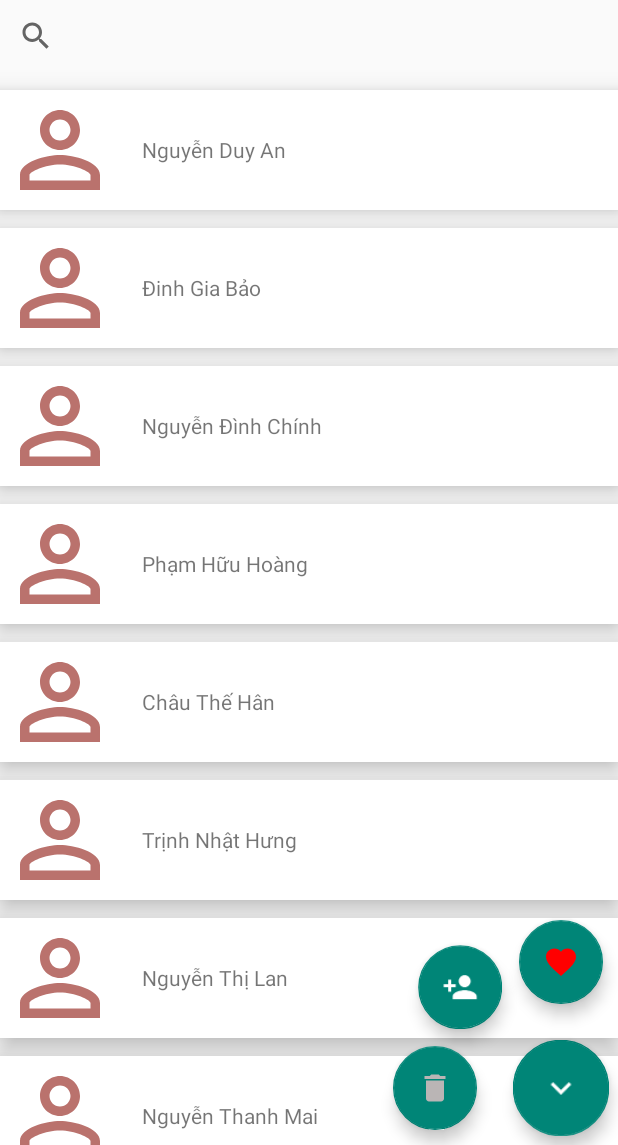
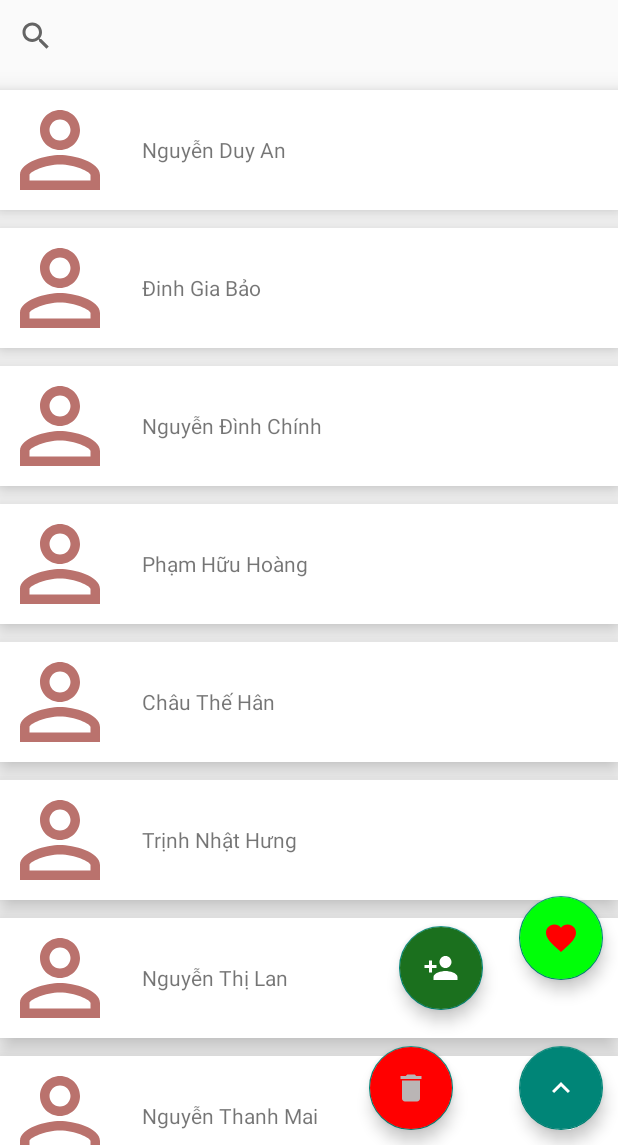
Before and after one commit to Meow-Knight/ContactApp, an Android app: the screen it shows after launch (MainActivity), after a tap on an icon or button, on a phone screen of 412 x 824 dp, the part 91-1236 px from its top. Run offline under Robolectric (Android 15) with nearby library versions, the phone set to English and light mode, and no system bars; our stand-ins replace Room's generated code.

Commit message:
Fix some bug with animation, add event for favourite contacts button

```diff
--- a/app/src/main/java/com/example/contactapp/dao/ContactDao.java
+++ b/app/src/main/java/com/example/contactapp/dao/ContactDao.java
@@ -19,4 +19,7 @@ public interface ContactDao {
 
     @Delete
     void delete(Contact contact);
+
+    @Query("SELECT * FROM contact WHERE isFavourite = 1")
+    List<Contact> getFavouriteContacts();
 }
--- a/app/src/main/java/com/example/contactapp/supportclass/MyViewModel.java
+++ b/app/src/main/java/com/example/contactapp/supportclass/MyViewModel.java
@@ -19,10 +19,13 @@ public class MyViewModel extends AndroidViewModel {
     private final String DEFAULT_CONTACT_AVATAR = "ic_baseline_person_24";
     private final String DEFAULT_CONTACT_BACKGROUND = "default_contact_background";
     private MutableLiveData<List<Contact>> contactData;
+    private MutableLiveData<List<Contact>> favouriteContacts;
+
     private Application application;
 
     private ContactDatabase contactDatabase;
     private ContactDao contactDao;
+    List<Contact> dbContacts = new ArrayList<>();
 
     public MyViewModel(Application application) {
         super(application);
@@ -37,6 +40,31 @@ public class MyViewModel extends AndroidViewModel {
             initialContacts();
         }
         return contactData;
+    }
+
+    public LiveData<List<Contact>> getFavouriteContacts(){
+        if(favouriteContacts == null){
+            initialFavouriteContacts();
+        }
+        return favouriteContacts;
+    }
+
+    private void initialFavouriteContacts() {
+        favouriteContacts = new MutableLiveData<>();
+        List<Contact> tmp = new ArrayList<>();
+
+        AsyncTask.execute(() -> {
+            contactDatabase = ContactDatabase.getInstance(application.getApplicationContext());
+            contactDao = contactDatabase.contactDao();
+            dbContacts = contactDao.getFavouriteContacts();
+
+            for (Contact contact : dbContacts){
+                tmp.add(contact);
+            }
+            Collections.sort(tmp, (contact, t1) -> contact.getFirstName().compareToIgnoreCase(t1.getFirstName()));
+        });
+
+        favouriteContacts.setValue(tmp);
     }
 
     public void insert(Contact contact){
@@ -57,7 +85,6 @@ public class MyViewModel extends AndroidViewModel {
         }
     }
 
-    List<Contact> dbContacts = new ArrayList<>();
     private void initialContacts() {
         List<Contact> tmp = new ArrayList<>();
 
@@ -94,9 +121,6 @@ public class MyViewModel extends AndroidViewModel {
             Collections.sort(tmp, (contact, t1) -> contact.getFirstName().compareToIgnoreCase(t1.getFirstName()));
         });
 
-        for (Contact contact : tmp){
-            System.out.println(contact);
-        }
         contactData.setValue(tmp);
     }
 }
--- a/app/src/main/java/com/example/contactapp/view/MainActivity.java
+++ b/app/src/main/java/com/example/contactapp/view/MainActivity.java
@@ -14,6 +14,7 @@ import android.graphics.Color;
 import android.os.Bundle;
 import android.os.Handler;
 import android.view.MenuItem;
+import android.view.View;
 import android.view.Window;
 import android.view.animation.Animation;
 import android.view.animation.AnimationUtils;
@@ -42,11 +43,11 @@ public class MainActivity extends AppCompatActivity implements NavigationView.On
     private NavigationView navigationView;
     private LinearLayoutManagerWithSmoothScroller rvLayout;
 
-    private TextView tvTitle;
     private SearchView svName;
     private List<Contact> contacts;
     private RecyclerView rvContacts;
-    private MyAdapter adapter;
+    private MyAdapter allContactAdapter;
+    private MyAdapter favouriteContactAdapter;
     private MyViewModel viewModel;
     private FloatingActionButton fabAdd;
     private FloatingActionButton fabMoreAction;
@@ -58,6 +59,7 @@ public class MainActivity extends AppCompatActivity implements NavigationView.On
     private final int normalColor = Color.WHITE;
     private final int animationTime = 400;
     private boolean isOpenedMoreAction = false;
+    private boolean isShowingFavouriteContacts = false;
 
     // Default Value
     private final String DEFAULT_CONTACT_AVATAR = "ic_baseline_person_24";
@@ -73,58 +75,32 @@ public class MainActivity extends AppCompatActivity implements NavigationView.On
         mapComponents();
         initialEvents();
 
-        viewModel.getContacts().observe(this, integer -> {
-            contacts.clear();
-            for(Contact x : viewModel.getContacts().getValue()){
-                contacts.add(x);
-            }
-            adapter.notifyDataSetChanged();
-        });
-
     }
 
     private void initialEvents() {
         ivMenu.setOnClickListener(view -> drawerLayout.openDrawer(GravityCompat.START));
 
+        fabFavourite.setOnClickListener(view -> {
+            closeAnimation();
+            rvContacts.setAdapter(favouriteContactAdapter);
+            isShowingFavouriteContacts = true;
+        });
+
         fabMoreAction.setOnClickListener(view -> {
-            if(isOpenedMoreAction){
-                Animation closeMoreActionAnimation = AnimationUtils.loadAnimation(this, R.anim.rotate_zoomout_close_anim);
-                closeMoreActionAnimation.setDuration(animationTime);
-                fabMoreAction.startAnimation(closeMoreActionAnimation);
-
-                Animation closeAddAnimation = AnimationUtils.loadAnimation(this, R.anim.float_diagonal_down);
-                closeAddAnimation.setDuration(animationTime);
-                fabAdd.startAnimation(closeAddAnimation);
-
-                Animation closeFavouriteAnimation = AnimationUtils.loadAnimation(this, R.anim.float_down);
-                closeFavouriteAnimation.setDuration(animationTime);
-                fabFavourite.startAnimation(closeFavouriteAnimation);
-
-                Animation closeDeleteAnimation = AnimationUtils.loadAnimation(this, R.anim.float_to_right);
-                closeDeleteAnimation.setDuration(animationTime);
-                fabDeleteContact.startAnimation(closeDeleteAnimation);
-            } else {
-                Animation openMoreActionAnimation = AnimationUtils.loadAnimation(this, R.anim.rotate_zoomin_open_anim);
-                openMoreActionAnimation.setDuration(animationTime);
-                fabMoreAction.startAnimation(openMoreActionAnimation);
-
-                Animation openAddAnimation = AnimationUtils.loadAnimation(this, R.anim.float_diagonal_up);
-                openAddAnimation.setDuration(animationTime);
-                fabAdd.startAnimation(openAddAnimation);
-
-                Animation openFavouriteAnimation = AnimationUtils.loadAnimation(this, R.anim.float_up);
-                openFavouriteAnimation.setDuration(animationTime);
-                fabFavourite.startAnimation(openFavouriteAnimation);
-
-                Animation openDeleteAnimation = AnimationUtils.loadAnimation(this, R.anim.float_to_left);
-                openDeleteAnimation.setDuration(animationTime);
-                fabDeleteContact.startAnimation(openDeleteAnimation);
+            if(isShowingFavouriteContacts){
+                rvContacts.setAdapter(allContactAdapter);
+                isShowingFavouriteContacts = false;
             }
 
-            isOpenedMoreAction = !isOpenedMoreAction;
+            if(isOpenedMoreAction){
+                closeAnimation();
+            } else {
+                openAnimation();
+            }
         });
 
         fabAdd.setOnClickListener(view -> {
+            closeAnimation();
             Dialog dialog = new Dialog(this);
             dialog.requestWindowFeature(Window.FEATURE_NO_TITLE);
             dialog.setContentView(R.layout.add_contact);
@@ -163,7 +139,7 @@ public class MainActivity extends AppCompatActivity implements NavigationView.On
                     }
 
                     viewModel.insert(contact);
-                    adapter.notifyDataSetChanged();
+                    allContactAdapter.notifyDataSetChanged();
                     rvContacts.smoothScrollToPosition(i);
                     curHighlightIndex = i;
                     new Handler().postDelayed(() -> {
@@ -232,11 +208,59 @@ public class MainActivity extends AppCompatActivity implements NavigationView.On
         navigationView.setNavigationItemSelectedListener(this::onNavigationItemSelected);
     }
 
+    private void openAnimation() {
+        fabAdd.setVisibility(View.VISIBLE);
+        fabFavourite.setVisibility(View.VISIBLE);
+        fabDeleteContact.setVisibility(View.VISIBLE);
+
+        Animation openMoreActionAnimation = AnimationUtils.loadAnimation(this, R.anim.rotate_zoomin_open_anim);
+        openMoreActionAnimation.setDuration(animationTime);
+        fabMoreAction.startAnimation(openMoreActionAnimation);
+
+        Animation openAddAnimation = AnimationUtils.loadAnimation(this, R.anim.float_diagonal_up);
+        openAddAnimation.setDuration(animationTime);
+        fabAdd.startAnimation(openAddAnimation);
+
+        Animation openFavouriteAnimation = AnimationUtils.loadAnimation(this, R.anim.float_up);
+        openFavouriteAnimation.setDuration(animationTime);
+        fabFavourite.startAnimation(openFavouriteAnimation);
+
+        Animation openDeleteAnimation = AnimationUtils.loadAnimation(this, R.anim.float_to_left);
+        openDeleteAnimation.setDuration(animationTime);
+        fabDeleteContact.startAnimation(openDeleteAnimation);
+
+        isOpenedMoreAction = !isOpenedMoreAction;
+    }
+
+    private void closeAnimation() {
+        Animation closeMoreActionAnimation = AnimationUtils.loadAnimation(this, R.anim.rotate_zoomout_close_anim);
+        closeMoreActionAnimation.setDuration(animationTime);
+        fabMoreAction.startAnimation(closeMoreActionAnimation);
+
+        Animation closeAddAnimation = AnimationUtils.loadAnimation(this, R.anim.float_diagonal_down);
+        closeAddAnimation.setDuration(animationTime);
+        fabAdd.startAnimation(closeAddAnimation);
+
+        Animation closeFavouriteAnimation = AnimationUtils.loadAnimation(this, R.anim.float_down);
+        closeFavouriteAnimation.setDuration(animationTime);
+        fabFavourite.startAnimation(closeFavouriteAnimation);
+
+
+        Animation closeDeleteAnimation = AnimationUtils.loadAnimation(this, R.anim.float_to_right);
+        closeDeleteAnimation.setDuration(animationTime);
+        fabDeleteContact.startAnimation(closeDeleteAnimation);
+
+        isOpenedMoreAction = !isOpenedMoreAction;
+
+        fabAdd.setVisibility(View.GONE);
+        fabFavourite.setVisibility(View.GONE);
+        fabDeleteContact.setVisibility(View.GONE);
+    }
+
     private void mapComponents() {
         viewModel = ViewModelProviders.of(MainActivity.this).get(MyViewModel.class);
         contacts = viewModel.getContacts().getValue();
 
-        tvTitle = findViewById(R.id.tv_title);
         svName = findViewById(R.id.sv_name);
         rvContacts = findViewById(R.id.rv_contacts);
         fabAdd = findViewById(R.id.fab_add);
@@ -245,8 +269,9 @@ public class MainActivity extends AppCompatActivity implements NavigationView.On
         fabDeleteContact = findViewById(R.id.fab_delete_contact);
         rvLayout = new LinearLayoutManagerWithSmoothScroller(this);
         rvContacts.setLayoutManager(rvLayout);
-        adapter = new MyAdapter(contacts);
-        rvContacts.setAdapter(adapter);
+        allContactAdapter = new MyAdapter(contacts);
+        favouriteContactAdapter = new MyAdapter(viewModel.getFavouriteContacts().getValue());
+        rvContacts.setAdapter(allContactAdapter);
 
         ivMenu = findViewById(R.id.iv_menu);
         navigationView = findViewById(R.id.navigation_view);
--- a/app/src/main/res/anim/float_down.xml
+++ b/app/src/main/res/anim/float_down.xml
@@ -2,6 +2,6 @@
 <set xmlns:android="http://schemas.android.com/apk/res/android"
     android:fillAfter="true">
     <translate
-        android:fromYDelta="-150%"
-        android:toYDelta="0%"/>
+        android:fromYDelta="0%"
+        android:toYDelta="178%"/>
 </set>
--- a/app/src/main/res/anim/float_to_left.xml
+++ b/app/src/main/res/anim/float_to_left.xml
@@ -3,6 +3,6 @@
     android:fillAfter="true">
 
     <translate
-        android:fromXDelta="0%"
-        android:toXDelta="-150%"/>
+        android:fromXDelta="178%"
+        android:toXDelta="0%"/>
 </set>
--- a/app/src/main/res/anim/float_to_right.xml
+++ b/app/src/main/res/anim/float_to_right.xml
@@ -3,6 +3,6 @@
     android:fillAfter="true">
 
     <translate
-        android:fromXDelta="-150%"
-        android:toXDelta="0%"/>
+        android:fromXDelta="0%"
+        android:toXDelta="178%"/>
 </set>
--- a/app/src/main/res/anim/float_up.xml
+++ b/app/src/main/res/anim/float_up.xml
@@ -2,6 +2,6 @@
 <set xmlns:android="http://schemas.android.com/apk/res/android"
     android:fillAfter="true">
     <translate
-        android:fromYDelta="0%"
-        android:toYDelta="-150%"/>
+        android:fromYDelta="178%"
+        android:toYDelta="0%"/>
 </set>
--- a/app/src/main/res/layout/activity_main.xml
+++ b/app/src/main/res/layout/activity_main.xml
@@ -15,25 +15,37 @@
             android:id="@+id/fab_add"
             android:layout_width="wrap_content"
             android:layout_height="wrap_content"
+            android:layout_marginEnd="80dp"
+            android:layout_marginRight="80dp"
+            android:layout_marginBottom="80dp"
             android:clickable="true"
-            app:srcCompat="@drawable/ic_baseline_person_add_24"
+            android:visibility="gone"
+            android:backgroundTint="@color/darkgreen"
             app:layout_constraintBottom_toBottomOf="@id/fab_more_action"
-            app:layout_constraintEnd_toEndOf="@id/fab_more_action"/>
+            app:layout_constraintEnd_toEndOf="@id/fab_more_action"
+            app:srcCompat="@drawable/ic_baseline_person_add_24" />
 
         <com.google.android.material.floatingactionbutton.FloatingActionButton
             android:id="@+id/fab_delete_contact"
             android:layout_width="wrap_content"
             android:layout_height="wrap_content"
+            android:layout_marginEnd="100dp"
+            android:layout_marginRight="100dp"
             android:clickable="true"
-            app:srcCompat="@drawable/ic_baseline_delete_24"
+            android:visibility="gone"
+            android:backgroundTint="@color/red"
+            app:layout_constraintBottom_toBottomOf="@+id/fab_more_action"
             app:layout_constraintEnd_toEndOf="@+id/fab_more_action"
-            app:layout_constraintBottom_toBottomOf="@+id/fab_more_action"/>
+            app:srcCompat="@drawable/ic_baseline_delete_24" />
 
         <com.google.android.material.floatingactionbutton.FloatingActionButton
             android:id="@+id/fab_favourite"
             android:layout_width="wrap_content"
             android:layout_height="wrap_content"
+            android:layout_marginBottom="100dp"
+            android:backgroundTint="@color/green"
             android:clickable="true"
+            android:visibility="gone"
             app:layout_constraintBottom_toBottomOf="@+id/fab_more_action"
             app:layout_constraintEnd_toEndOf="@+id/fab_more_action"
             app:srcCompat="@drawable/ic_baseline_fab_favorite_24" />
```
Also changed, not shown: app/src/main/res/anim/float_diagonal_down.xml (+4 -4 lines), app/src/main/res/anim/float_diagonal_up.xml (+4 -4 lines).
